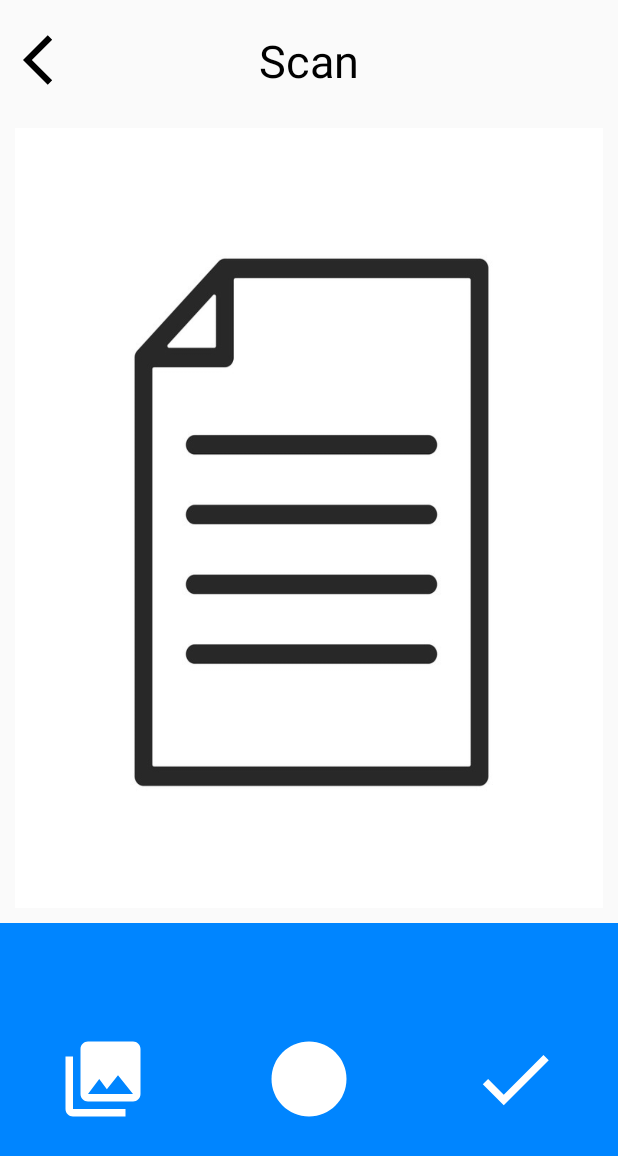
After one commit to GrenNMC/Free_Scanner, an Android app: the ScanActivity screen opened directly, with no data from a screen before it, on a phone screen of 412 x 824 dp. The commit adds this screen. Shown: the top 1156 px of the screen. Run offline under Robolectric (Android 15) with nearby library versions, the phone set to English and light mode, and no system bars.

Commit message:
add scan

```diff
--- a/AndroidCK/app/src/main/java/hcmute/edu/androidck/MainActivity.java
+++ b/AndroidCK/app/src/main/java/hcmute/edu/androidck/MainActivity.java
@@ -15,6 +15,7 @@ import hcmute.edu.androidck.Activity.CustomImageActivity;
 import hcmute.edu.androidck.Activity.FileActivity;
 import hcmute.edu.androidck.Activity.FolderActivity;
 import hcmute.edu.androidck.Activity.Ocr_text_recognition_activity;
+import hcmute.edu.androidck.Activity.ScanActivity;
 
 public class MainActivity extends AppCompatActivity {
 
@@ -42,9 +43,8 @@ public class MainActivity extends AppCompatActivity {
         btn_scan.setOnClickListener(new View.OnClickListener() {
             @Override
             public void onClick(View view) {
-                ImagePicker.Companion.with(MainActivity.this)
-                        .cameraOnly()
-                        .start();
+                Intent intent = new Intent(MainActivity.this, ScanActivity.class);
+                startActivity(intent);
 
             }
         });
--- /dev/null
+++ b/AndroidCK/app/src/main/res/drawable/btn_gallery.xml
@@ -0,0 +1,5 @@
+<vector android:height="24dp" android:tint="#FFFFFF"
+    android:viewportHeight="24" android:viewportWidth="24"
+    android:width="24dp" xmlns:android="http://schemas.android.com/apk/res/android">
+    <path android:fillColor="@android:color/white" android:pathData="M22,16L22,4c0,-1.1 -0.9,-2 -2,-2L8,2c-1.1,0 -2,0.9 -2,2v12c0,1.1 0.9,2 2,2h12c1.1,0 2,-0.9 2,-2zM11,12l2.03,2.71L16,11l4,5L8,16l3,-4zM2,6v14c0,1.1 0.9,2 2,2h14v-2L4,20L4,6L2,6z"/>
+</vector>
--- /dev/null
+++ b/AndroidCK/app/src/main/res/drawable/btn_scan.xml
@@ -0,0 +1,5 @@
+<vector android:height="24dp" android:tint="#FFFFFF"
+    android:viewportHeight="24" android:viewportWidth="24"
+    android:width="24dp" xmlns:android="http://schemas.android.com/apk/res/android">
+    <path android:fillColor="@android:color/white" android:pathData="M12,2C6.47,2 2,6.47 2,12s4.47,10 10,10 10,-4.47 10,-10S17.53,2 12,2z"/>
+</vector>
--- /dev/null
+++ b/AndroidCK/app/src/main/res/drawable/ic_save.xml
@@ -0,0 +1,5 @@
+<vector android:height="24dp" android:tint="#FFFFFF"
+    android:viewportHeight="24" android:viewportWidth="24"
+    android:width="24dp" xmlns:android="http://schemas.android.com/apk/res/android">
+    <path android:fillColor="@android:color/white" android:pathData="M9,16.17L4.83,12l-1.42,1.41L9,19 21,7l-1.41,-1.41z"/>
+</vector>
--- /dev/null
+++ b/AndroidCK/app/src/main/res/drawable/ic_search1.xml
@@ -0,0 +1,5 @@
+<vector android:height="24dp" android:tint="#0D0D0C"
+    android:viewportHeight="24" android:viewportWidth="24"
+    android:width="24dp" xmlns:android="http://schemas.android.com/apk/res/android">
+    <path android:fillColor="@android:color/white" android:pathData="M15.5,14h-0.79l-0.28,-0.27C15.41,12.59 16,11.11 16,9.5 16,5.91 13.09,3 9.5,3S3,5.91 3,9.5 5.91,16 9.5,16c1.61,0 3.09,-0.59 4.23,-1.57l0.27,0.28v0.79l5,4.99L20.49,19l-4.99,-5zM9.5,14C7.01,14 5,11.99 5,9.5S7.01,5 9.5,5 14,7.01 14,9.5 11.99,14 9.5,14z"/>
+</vector>
--- /dev/null
+++ b/AndroidCK/app/src/main/res/layout/scan_images.xml
@@ -0,0 +1,70 @@
+<?xml version="1.0" encoding="utf-8"?>
+<RelativeLayout xmlns:android="http://schemas.android.com/apk/res/android"
+    android:layout_width="match_parent"
+    android:layout_height="match_parent"
+    android:layout_marginTop="20dp"
+    >
+
+    <TextView
+
+        android:layout_width="wrap_content"
+        android:layout_height="wrap_content"
+        android:text="Scan"
+        android:textSize="30dp"
+        android:textColor="@color/black"
+        android:layout_centerHorizontal="true"/>
+
+    <ImageView
+        android:id="@+id/btnBack"
+        android:layout_width="40dp"
+        android:layout_height="40dp"
+        android:layout_marginStart="15dp"
+        android:layout_marginBottom="25dp"
+        android:src="@drawable/ic_back_page"
+        android:layout_alignParentStart="true"/>
+
+    <ImageView
+        android:id="@+id/image_scan"
+        android:layout_width="match_parent"
+        android:layout_height="520dp"
+        android:layout_below="@id/btnBack"
+        android:background="@drawable/document"
+        android:layout_marginStart="10dp"
+        android:layout_marginEnd="10dp"
+        />
+
+    <LinearLayout
+        android:layout_marginTop="10dp"
+        android:layout_width="match_parent"
+        android:layout_height="match_parent"
+        android:layout_below="@id/image_scan"
+        android:background="#0085FF"
+        android:orientation="horizontal">
+
+        <ImageView
+            android:id="@+id/btn_gallery"
+            android:layout_width="60dp"
+            android:layout_height="60dp"
+            android:src="@drawable/btn_gallery"
+            android:layout_gravity="center"
+            android:layout_weight="1"/>
+        <ImageView
+            android:id="@+id/btn_scan"
+            android:layout_width="60dp"
+            android:layout_height="60dp"
+            android:src="@drawable/btn_scan"
+            android:layout_gravity="center"
+            android:layout_weight="1"/>
+
+        <ImageView
+            android:id="@+id/btn_save"
+            android:layout_width="60dp"
+            android:layout_height="60dp"
+            android:layout_gravity="center"
+            android:layout_weight="1"
+            android:src="@drawable/ic_save" />
+
+    </LinearLayout>
+
+
+</RelativeLayout>
--- a/AndroidCK/app/src/main/res/layout/trangchu.xml
+++ b/AndroidCK/app/src/main/res/layout/trangchu.xml
@@ -4,8 +4,8 @@
     xmlns:tools="http://schemas.android.com/tools"
     android:layout_width="match_parent"
     android:layout_height="match_parent"
-    android:layout_marginStart="15dp"
-    android:layout_marginEnd="15dp"
+    android:layout_marginStart="5dp"
+    android:layout_marginEnd="5dp"
     android:layout_marginTop="30dp"
     android:layout_marginBottom="15dp"
     tools:context=".MainActivity">
@@ -23,7 +23,7 @@
         android:id="@+id/btnSearch"
         android:layout_width="40dp"
         android:layout_height="40dp"
-        android:src="@drawable/ic_search"
+        android:src="@drawable/ic_search1"
         android:layout_alignParentStart="true"/>
 
     <ImageView
--- /dev/null
+++ b/AndroidCK/app/src/main/res/xml/file_paths.xml
@@ -0,0 +1,6 @@
+<?xml version="1.0" encoding="utf-8"?>
+<paths>
+    <external-path
+        name="my_images"
+        path="Android/data/hcmute.edu.androidck/files/Pictures" />
+</paths>
```
Also changed, not shown: AndroidCK/app/src/main/AndroidManifest.xml (+13 -0 lines), AndroidCK/app/src/main/java/hcmute/edu/androidck/Activity/ScanActivity.java (added, +211 -0 lines), AndroidCK/app/src/main/res/layout/activity_ocr_text_recognition.xml (+15 -9 lines), AndroidCK/app/src/main/res/drawable/document.jpg (added).
